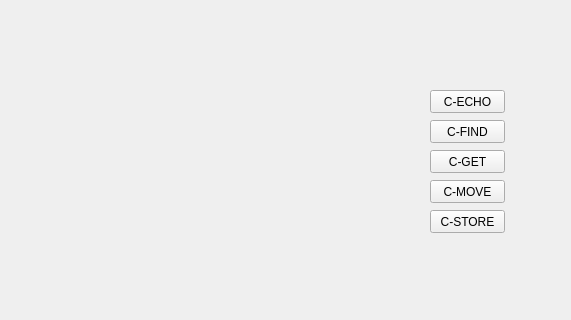
Old version of the form QtGuiApplicationTest/QtGuiApplicationTest/DicomServerBrowserWidget.ui in the repository xautshuanglong/QtLearningRepository; both pictures show x 0 to 571 and y 200 to 520 of the 731 by 520 pixel window.
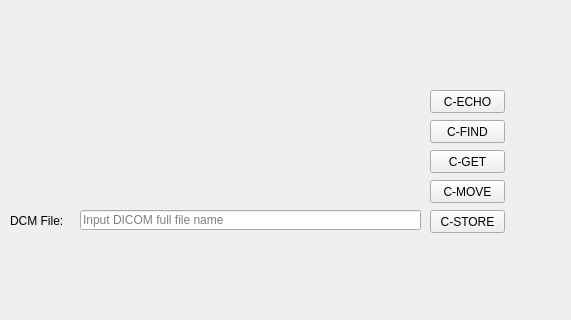
New version of the form.

The edit to the form file:
```diff
--- a/QtGuiApplicationTest/QtGuiApplicationTest/DicomServerBrowserWidget.ui
+++ b/QtGuiApplicationTest/QtGuiApplicationTest/DicomServerBrowserWidget.ui
@@ -96,6 +96,32 @@
        <string>C-STORE</string>
       </property>
      </widget>
+     <widget class="QLineEdit" name="leDcmFilename">
+      <property name="geometry">
+       <rect>
+        <x>80</x>
+        <y>410</y>
+        <width>341</width>
+        <height>20</height>
+       </rect>
+      </property>
+      <property name="placeholderText">
+       <string>Input DICOM full file name</string>
+      </property>
+     </widget>
+     <widget class="QLabel" name="lbDcmFilename">
+      <property name="geometry">
+       <rect>
+        <x>10</x>
+        <y>413</y>
+        <width>61</width>
+        <height>16</height>
+       </rect>
+      </property>
+      <property name="text">
+       <string>DCM File:</string>
+      </property>
+     </widget>
     </widget>
    </item>
   </layout>
```
